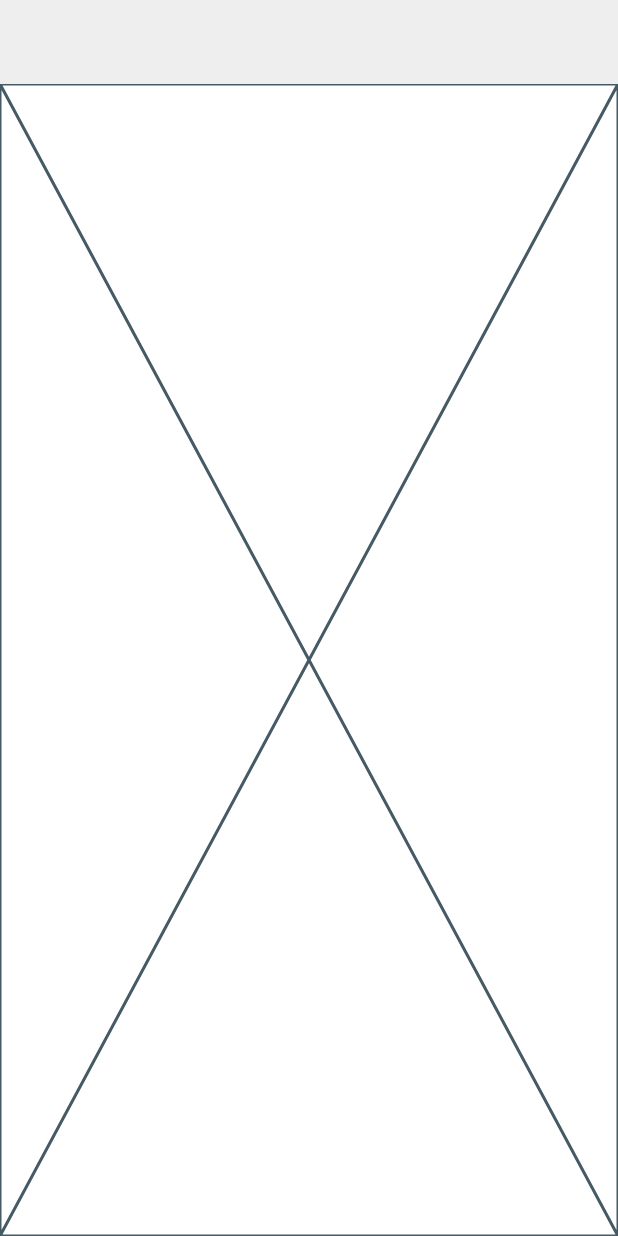
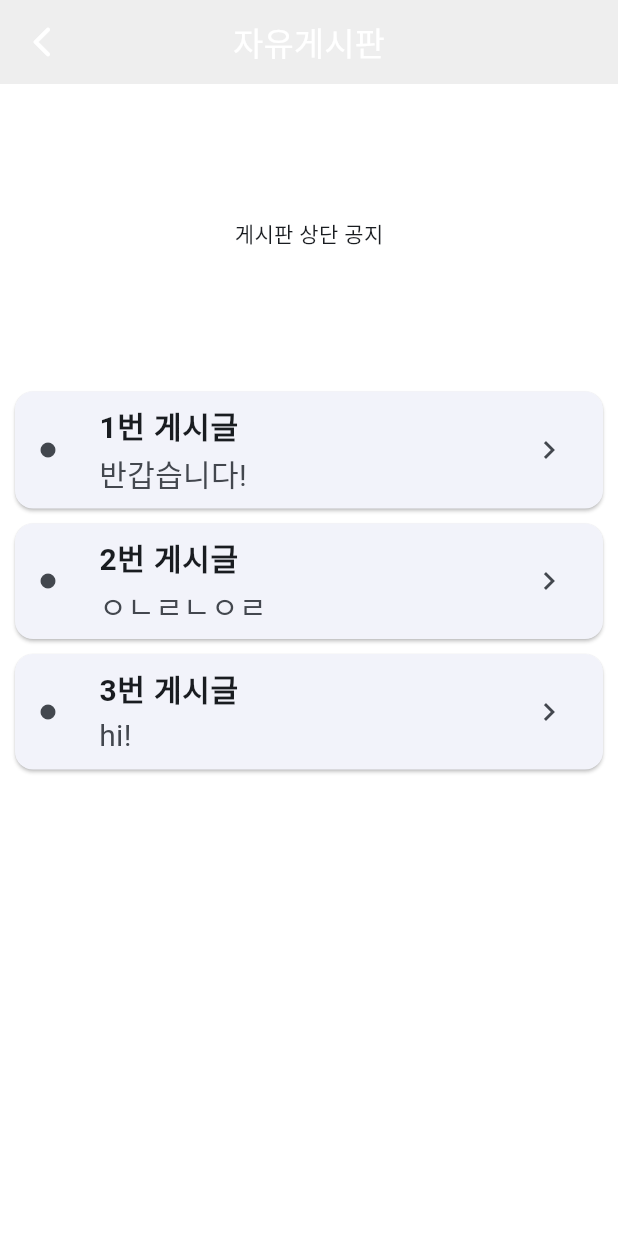
Before and after one commit to thfqls7828-stack/board_app, a Flutter app: the screen it shows after launch, on a phone screen of 412 x 824 dp. Run offline on Flutter 3.47's test engine with Material 3 defaults, Android fonts, the phone set to English and light mode, and no system bars; Roboto replaces fonts that are missing (CustomFont).

Commit message:
feat: detail_page

```diff
--- a/lib/main.dart
+++ b/lib/main.dart
@@ -1,4 +1,5 @@
 import 'package:board_app/core/theme.dart';
+import 'package:board_app/ui/detail_page.dart';
 import 'package:board_app/ui/home_page.dart';
 import 'package:flutter/material.dart';
 
@@ -16,7 +17,7 @@ class BoardApp extends StatelessWidget {
       themeMode: ThemeMode.light,
       theme: BoardTheme.theme,
       darkTheme: BoardTheme.darktheme,
-      home: HomePage(),
+      home: DetailPage(),
     );
   }
 }
--- a/lib/ui/detail_page.dart
+++ b/lib/ui/detail_page.dart
@@ -0,0 +1,75 @@
+import 'package:flutter/material.dart';
+
+class DetailPage extends StatefulWidget {
+  const DetailPage({super.key});
+
+  @override
+  State<DetailPage> createState() => _DetailPageState();
+}
+
+class _DetailPageState extends State<DetailPage> {
+  final List contents = [
+    (title: "1번 게시글", content: "반갑습니다!"),
+    (title: "2번 게시글", content: "ㅇㄴㄹㄴㅇㄹ"),
+    (title: "3번 게시글", content: "hi!"),
+  ];
+
+  @override
+  Widget build(BuildContext context) {
+    return Scaffold(
+      appBar: AppBar(
+        title: Text("자유게시판"),
+        leading: IconButton(
+          onPressed: () => Navigator.pop(context),
+          icon: Icon(Icons.arrow_back_ios_new_rounded),
+        ),
+      ),
+      body: Column(
+        children: [
+          SizedBox(
+            height: 200,
+            child: Center(child: Text("게시판 상단 공지", style: TextStyle())),
+          ),
+          // 리스트 뷰가 차지할 영역을 지정함
+          Expanded(
+            child: ListView.builder(
+              // 리스트 개수대로 출력
+              itemCount: contents.length,
+              itemBuilder: (context, index) {
+                // Container보다는 Card가 더 게시판 형식에 어울린다.
+                return Card(
+                  margin: EdgeInsets.symmetric(horizontal: 10, vertical: 5),
+                  child: ListTile(
+                    //ListTile은 기본적으로 내부 패딩과 title, subtitle을 포함하기 때문에 보통 56~72px 정도의 높이를 차지. 이것보다 작으면 에러가 발생
+                    leading: Icon(Icons.circle, size: 12),
+                    // 클래스에서 제목 가져온 것
+                    title: Text(
+                      contents[index].title,
+                      style: TextStyle(
+                        fontSize: 20,
+                        fontWeight: FontWeight.bold,
+                      ),
+                    ),
+                    // 클래스에서 내용 가져온 것
+                    subtitle: Text(
+                      contents[index].content,
+                      style: TextStyle(
+                        fontSize: 20,
+                        fontWeight: FontWeight.normal,
+                      ),
+                    ),
+                    // 이동하는 아이콘
+                    trailing: Icon(Icons.chevron_right),
+                    onTap: () {
+                      print(contents[index].title);
+                    },
+                  ),
+                );
+              },
+            ),
+          ),
+        ],
+      ),
+    );
+  }
+}
```
